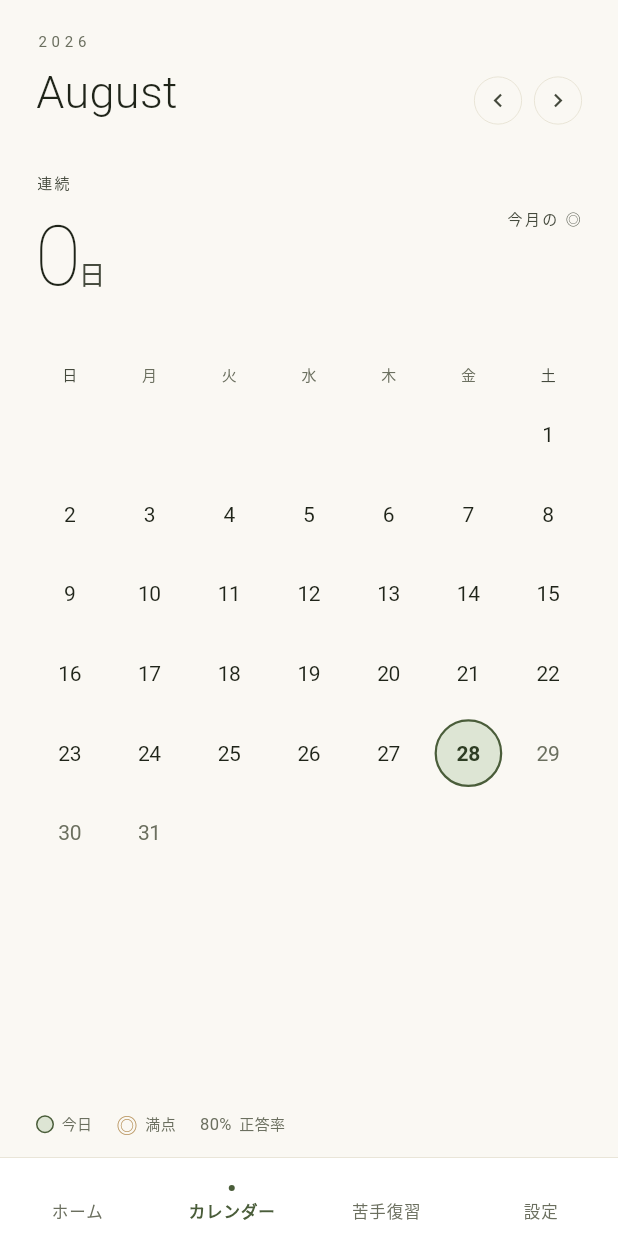
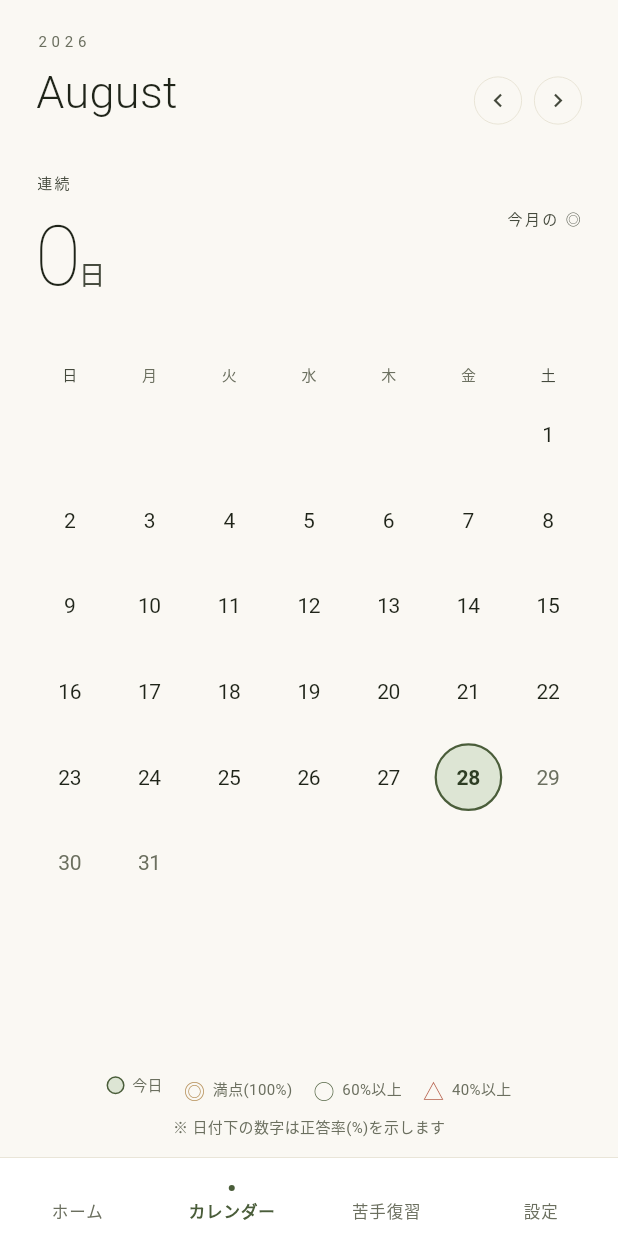
Before and after one commit to adk210044-sketch/daily-exam-sprint, a Flutter app: the CalendarScreen screen opened directly, on a phone screen of 412 x 824 dp. Run offline on Flutter 3.47's test engine with Material 3 defaults, Android fonts, the phone set to English and light mode, and no system bars; our stand-ins replace drift, drift_flutter, flutter_local_notifications, timezone; accounts and stored records are empty; generated files the repository leaves out were written again; statements that could not run were skipped.

Commit message:
genspark auto-backup

```diff
--- a/lib/screens/main/calendar_screen.dart
+++ b/lib/screens/main/calendar_screen.dart
@@ -19,9 +19,33 @@ class CalendarScreen extends StatefulWidget {
   State<CalendarScreen> createState() => _CalendarScreenState();
 }
 
+/// 正答率から表示シンボルを判定する。
+/// 満点(100%)=◎ / 60%以上=○ / 40%以上=△ / 40%未満=なし
+String? _tierSymbolFor(CalendarMark? mark) {
+  if (mark == null) return null;
+  if (mark.hanamaru || mark.score >= 100) return '◎';
+  if (mark.score >= 60) return '○';
+  if (mark.score >= 40) return '△';
+  return null;
+}
+
+Color _tierColorFor(String symbol) {
+  switch (symbol) {
+    case '◎':
+      return ZenColors.gold;
+    case '○':
+      return ZenColors.accent;
+    case '△':
+      return ZenColors.wrong;
+    default:
+      return ZenColors.inkMute;
+  }
+}
+
 class _CalendarScreenState extends State<CalendarScreen> {
   DateTime viewMonth = DateTime(DateTime.now().year, DateTime.now().month, 1);
   Map<String, CalendarMark> marksByDate = {};
+  Map<String, ExamSession> sessionsById = {};
   int streak = 0;
   bool loading = true;
 
@@ -37,15 +61,32 @@ class _CalendarScreenState extends State<CalendarScreen> {
       viewMonth.year,
       viewMonth.month,
     );
+    final sessions = await appState.examRepo.getAllSessions();
     final s = await appState.examRepo.getStreakDays();
     if (!mounted) return;
     setState(() {
       marksByDate = {
         for (final m in marks) DateFormat('yyyy-MM-dd').format(m.date): m,
       };
+      sessionsById = {for (final sess in sessions) sess.id: sess};
       streak = s;
       loading = false;
     });
+  }
+
+  /// 週(7日分のセル)の中から取り組んだ試験回のラベル(年度・回)を取得する。
+  /// 複数の回が混在する場合は最初に見つかったものを表示する。
+  String? _weekExamLabel(List<int?> weekDays) {
+    for (final d in weekDays) {
+      if (d == null) continue;
+      final date = DateTime(viewMonth.year, viewMonth.month, d);
+      final mark = marksByDate[DateFormat('yyyy-MM-dd').format(date)];
+      if (mark?.sessionId != null) {
+        final session = sessionsById[mark!.sessionId];
+        if (session != null) return session.year;
+      }
+    }
+    return null;
   }
 
   void _changeMonth(int delta) {
@@ -235,96 +276,65 @@ class _CalendarScreenState extends State<CalendarScreen> {
                                 .toList(),
                           ),
                           const SizedBox(height: 6),
-                          GridView.builder(
-                            shrinkWrap: true,
-                            physics: const NeverScrollableScrollPhysics(),
-                            gridDelegate:
-                                const SliverGridDelegateWithFixedCrossAxisCount(
-                                  crossAxisCount: 7,
-                                  childAspectRatio: 1,
-                                ),
-                            itemCount: cells.length,
-                            itemBuilder: (context, i) {
-                              final d = cells[i];
-                              if (d == null) return const SizedBox();
-                              final date = DateTime(
-                                viewMonth.year,
-                                viewMonth.month,
-                                d,
+                          Column(
+                            children: List.generate(cells.length ~/ 7, (
+                              weekIdx,
+                            ) {
+                              final weekDays = cells.sublist(
+                                weekIdx * 7,
+                                weekIdx * 7 + 7,
                               );
-                              final isToday =
-                                  date.year == today.year &&
-                                  date.month == today.month &&
-                                  date.day == today.day;
-                              final isFuture = date.isAfter(
-                                DateTime(today.year, today.month, today.day),
-                              );
-                              final mark =
-                                  marksByDate[DateFormat(
-                                    'yyyy-MM-dd',
-                                  ).format(date)];
-                              final isHanamaru = mark?.hanamaru ?? false;
+                              final examLabel = _weekExamLabel(weekDays);
 
-                              return Stack(
-                                alignment: Alignment.center,
-                                children: [
-                                  if (isToday)
-                                    Container(
-                                      margin: const EdgeInsets.all(4),
-                                      decoration: BoxDecoration(
-                                        shape: BoxShape.circle,
-                                        color: ZenColors.accentSoft,
-                                        border: Border.all(
-                                          color: ZenColors.accent,
-                                          width: 1.5,
+                              return Padding(
+                                padding: const EdgeInsets.only(bottom: 4),
+                                child: Column(
+                                  crossAxisAlignment:
+                                      CrossAxisAlignment.start,
+                                  children: [
+                                    if (examLabel != null)
+                                      Padding(
+                                        padding: const EdgeInsets.only(
+                                          left: 4,
+                                          bottom: 3,
+                                        ),
+                                        child: Text(
+                                          examLabel,
+                                          style: const TextStyle(
+                                            fontSize: 9,
+                                            color: ZenColors.inkMute,
+                                            letterSpacing: 0.4,
+                                          ),
                                         ),
                                       ),
+                                    Row(
+                                      children: weekDays.map((d) {
+                                        return Expanded(
+                                          child: AspectRatio(
+                                            aspectRatio: 1,
+                                            child: _buildDayCell(
+                                              context,
+                                              d,
+                                              today,
+                                            ),
+                                          ),
+                                        );
+                                      }).toList(),
                                     ),
-                                  if (isHanamaru)
-                                    const EnsoCircle(
-                                      size: 36,
-                                      color: ZenColors.gold,
-                                      strokeBase: 2.5,
-                                    ),
-                                  Column(
-                                    mainAxisSize: MainAxisSize.min,
-                                    children: [
-                                      Text(
-                                        '$d',
-                                        style: TextStyle(
-                                          fontSize: 14,
-                                          letterSpacing: -0.3,
-                                          fontWeight: isToday
-                                              ? FontWeight.w700
-                                              : FontWeight.w400,
-                                          color: isFuture
-                                              ? ZenColors.inkMute
-                                              : (isToday
-                                                    ? ZenColors.accentDeep
-                                                    : ZenColors.ink),
-                                        ),
-                                      ),
-                                      if (mark != null && !isHanamaru)
-                                        Text(
-                                          '${mark.score}',
-                                          style: const TextStyle(
-                                            fontSize: 8,
-                                            color: ZenColors.inkMute,
-                                          ),
-                                        ),
-                                    ],
-                                  ),
-                                ],
+                                  ],
+                                ),
                               );
-                            },
+                            }),
                           ),
                         ],
                       ),
                     ),
             ),
             Padding(
-              padding: const EdgeInsets.fromLTRB(24, 0, 24, 12),
-              child: Row(
+              padding: const EdgeInsets.fromLTRB(24, 0, 24, 8),
+              child: Wrap(
+                spacing: 14,
+                runSpacing: 6,
                 children: [
                   _legend(
                     Container(
@@ -338,29 +348,116 @@ class _CalendarScreenState extends State<CalendarScreen> {
                     ),
                     '今日',
                   ),
-                  const SizedBox(width: 16),
                   _legend(
                     const Text(
                       '◎',
                       style: TextStyle(color: ZenColors.gold, fontSize: 14),
                     ),
-                    '満点',
+                    '満点(100%)',
                   ),
-                  const SizedBox(width: 16),
                   _legend(
-                    const Text(
-                      '80%',
-                      style: TextStyle(color: ZenColors.inkMute, fontSize: 11),
+                    Text(
+                      '○',
+                      style: TextStyle(
+                        color: _tierColorFor('○'),
+                        fontSize: 14,
+                      ),
                     ),
-                    '正答率',
+                    '60%以上',
+                  ),
+                  _legend(
+                    Text(
+                      '△',
+                      style: TextStyle(
+                        color: _tierColorFor('△'),
+                        fontSize: 14,
+                      ),
+                    ),
+                    '40%以上',
                   ),
                 ],
+              ),
+            ),
+            Padding(
+              padding: const EdgeInsets.fromLTRB(24, 0, 24, 12),
+              child: Text(
+                '※ 日付下の数字は正答率(%)を示します',
+                style: TextStyle(fontSize: 10, color: ZenColors.inkMute),
               ),
             ),
             ZenBottomTab(active: 'calendar', onTap: _onTabTap),
           ],
         ),
       ),
+    );
+  }
+
+  Widget _buildDayCell(BuildContext context, int? d, DateTime today) {
+    if (d == null) return const SizedBox();
+    final date = DateTime(viewMonth.year, viewMonth.month, d);
+    final isToday =
+        date.year == today.year &&
+        date.month == today.month &&
+        date.day == today.day;
+    final isFuture = date.isAfter(
+      DateTime(today.year, today.month, today.day),
+    );
+    final mark = marksByDate[DateFormat('yyyy-MM-dd').format(date)];
+    final tier = _tierSymbolFor(mark);
+
+    return Stack(
+      alignment: Alignment.center,
+      children: [
+        if (isToday)
+          Container(
+            margin: const EdgeInsets.all(4),
+            decoration: BoxDecoration(
+              shape: BoxShape.circle,
+              color: ZenColors.accentSoft,
+              border: Border.all(color: ZenColors.accent, width: 1.5),
+            ),
+          ),
+        if (tier == '◎')
+          const EnsoCircle(size: 36, color: ZenColors.gold, strokeBase: 2.5),
+        Column(
+          mainAxisSize: MainAxisSize.min,
+          children: [
+            Text(
+              '$d',
+              style: TextStyle(
+                fontSize: 14,
+                letterSpacing: -0.3,
+                fontWeight: isToday ? FontWeight.w700 : FontWeight.w400,
+                color: isFuture
+                    ? ZenColors.inkMute
+                    : (isToday ? ZenColors.accentDeep : ZenColors.ink),
+              ),
+            ),
+            if (mark != null && tier != '◎')
+              Text.rich(
+                TextSpan(
+                  children: [
+                    if (tier != null)
+                      TextSpan(
+                        text: '$tier ',
+                        style: TextStyle(
+                          fontSize: 9,
+                          color: _tierColorFor(tier),
+                        ),
+                      ),
+                    TextSpan(
+                      text: '${mark.score}%',
+                      style: const TextStyle(
+                        fontSize: 8,
+                        color: ZenColors.inkMute,
+                      ),
+                    ),
+                  ],
+                ),
+              ),
+          ],
+        ),
+      ],
     );
   }
 
--- a/lib/screens/quiz/explanation_screen.dart
+++ b/lib/screens/quiz/explanation_screen.dart
@@ -238,14 +238,16 @@ class _ExplanationScreenState extends State<ExplanationScreen> {
               ),
             ),
             Container(
-              padding: const EdgeInsets.symmetric(horizontal: 20, vertical: 12),
+              padding: const EdgeInsets.fromLTRB(20, 12, 20, 12),
               decoration: const BoxDecoration(
                 color: ZenColors.card,
                 border: Border(
                   top: BorderSide(color: ZenColors.line, width: 0.5),
                 ),
               ),
-              child: Row(
+              child: Column(
+                children: [
+                  Row(
                     children: [
                       Expanded(
                         child: SizedBox(
@@ -262,7 +264,10 @@ class _ExplanationScreenState extends State<ExplanationScreen> {
                             ),
                             child: const Text(
                               '← 前の問題',
-                          style: TextStyle(fontSize: 13, color: ZenColors.ink),
+                              style: TextStyle(
+                                fontSize: 13,
+                                color: ZenColors.ink,
+                              ),
                             ),
                           ),
                         ),
@@ -293,11 +298,36 @@ class _ExplanationScreenState extends State<ExplanationScreen> {
                               ),
                             ),
                             child: Text(
-                          qIdx < questions.length - 1 ? '次の問題 →' : 'ホームへ',
+                              qIdx < questions.length - 1
+                                  ? '次の問題 →'
+                                  : 'ホームへ',
                               style: const TextStyle(
                                 fontSize: 13,
                                 fontWeight: FontWeight.w600,
                               ),
+                            ),
+                          ),
+                        ),
+                      ),
+                    ],
+                  ),
+                  const SizedBox(height: 10),
+                  GestureDetector(
+                    onTap: () {
+                      Navigator.of(context).pushAndRemoveUntil(
+                        MaterialPageRoute(builder: (_) => const HomeScreen()),
+                        (r) => false,
+                      );
+                    },
+                    child: const Padding(
+                      padding: EdgeInsets.symmetric(vertical: 4),
+                      child: Text(
+                        'ホームに戻る',
+                        style: TextStyle(
+                          fontSize: 12,
+                          color: ZenColors.inkSub,
+                          decoration: TextDecoration.underline,
+                          decorationColor: ZenColors.inkSub,
                         ),
                       ),
                     ),
```
Lines whose indentation alone changed are shown as unchanged.
